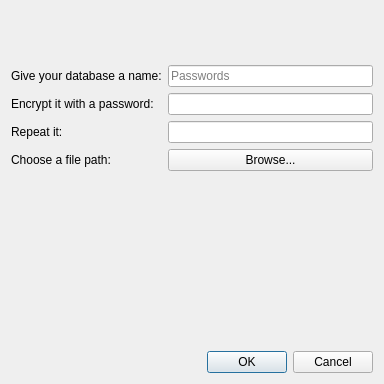
First picture: the form in src/resources/views/create.ui, repository VladZodchey/lockandkey, before the edit.
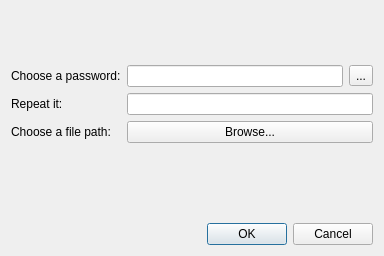
Second picture: the form after the edit. Icons and pictures are not drawn.

```diff
--- a/src/resources/views/create.ui
+++ b/src/resources/views/create.ui
@@ -7,7 +7,7 @@
     <x>0</x>
     <y>0</y>
     <width>384</width>
-    <height>384</height>
+    <height>256</height>
    </rect>
   </property>
   <property name="sizePolicy">
@@ -90,47 +90,59 @@
    <item>
     <layout class="QFormLayout" name="formLayout">
      <item row="0" column="0">
-      <widget class="QLabel" name="nameLabel">
+      <widget class="QLabel" name="passwordLabel">
        <property name="text">
-        <string>Give your database a name:</string>
+        <string>Choose a password:</string>
        </property>
       </widget>
      </item>
      <item row="0" column="1">
-      <widget class="QLineEdit" name="nameEdit">
-       <property name="placeholderText">
-        <string>Passwords</string>
-       </property>
-      </widget>
+      <layout class="QHBoxLayout" name="horizontalLayout">
+       <item>
+        <widget class="QLineEdit" name="passwordEdit">
+         <property name="echoMode">
+          <enum>QLineEdit::Password</enum>
+         </property>
+        </widget>
+       </item>
+       <item>
+        <widget class="QToolButton" name="showButton">
+         <property name="toolTip">
+          <string>Show/hide the password</string>
+         </property>
+         <property name="text">
+          <string>...</string>
+         </property>
+         <property name="icon">
+          <iconset>
+           <normaloff>../icons/visible.svg</normaloff>../icons/visible.svg</iconset>
+         </property>
+        </widget>
+       </item>
+      </layout>
      </item>
      <item row="1" column="0">
-      <widget class="QLabel" name="passwordLabel">
-       <property name="text">
-        <string>Encrypt it with a password:</string>
-       </property>
-      </widget>
-     </item>
-     <item row="1" column="1">
-      <widget class="QLineEdit" name="passwordEdit"/>
-     </item>
-     <item row="2" column="0">
       <widget class="QLabel" name="repeatLabel">
        <property name="text">
         <string>Repeat it:</string>
        </property>
       </widget>
      </item>
-     <item row="2" column="1">
-      <widget class="QLineEdit" name="repeatEdit"/>
+     <item row="1" column="1">
+      <widget class="QLineEdit" name="repeatEdit">
+       <property name="echoMode">
+        <enum>QLineEdit::Password</enum>
+       </property>
+      </widget>
      </item>
-     <item row="3" column="0">
+     <item row="2" column="0">
       <widget class="QLabel" name="browseLabel">
        <property name="text">
         <string>Choose a file path:</string>
        </property>
       </widget>
      </item>
-     <item row="3" column="1">
+     <item row="2" column="1">
       <widget class="QPushButton" name="browseButton">
        <property name="text">
         <string>Browse...</string>
@@ -139,6 +151,19 @@
      </item>
     </layout>
    </item>
+   <item>
+    <widget class="QLabel" name="pathLabel">
+     <property name="maximumSize">
+      <size>
+       <width>16777215</width>
+       <height>20</height>
+      </size>
+     </property>
+     <property name="text">
+      <string/>
+     </property>
+    </widget>
+   </item>
    <item>
     <widget class="QLabel" name="errorLabel">
      <property name="text">
```
